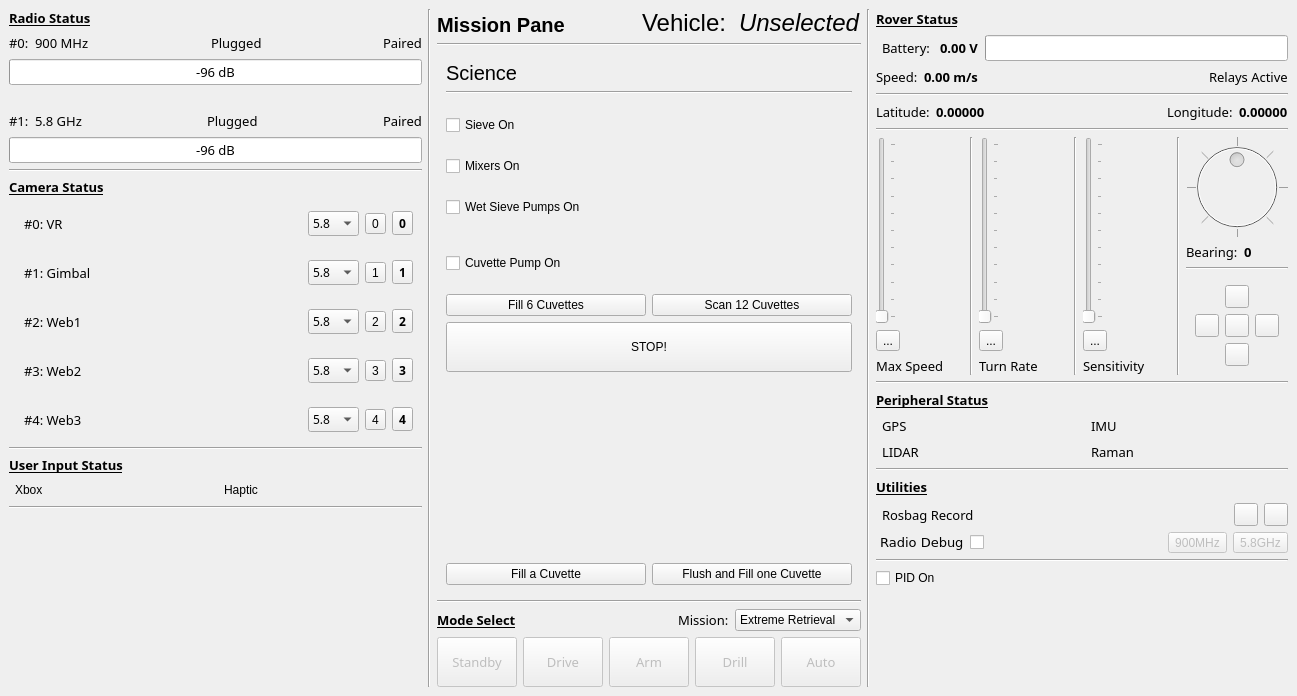
This is scripts/gui/main.ui in NovaRoverTeam/base_station as Qt 5 draws it before an edit. The edited form follows.
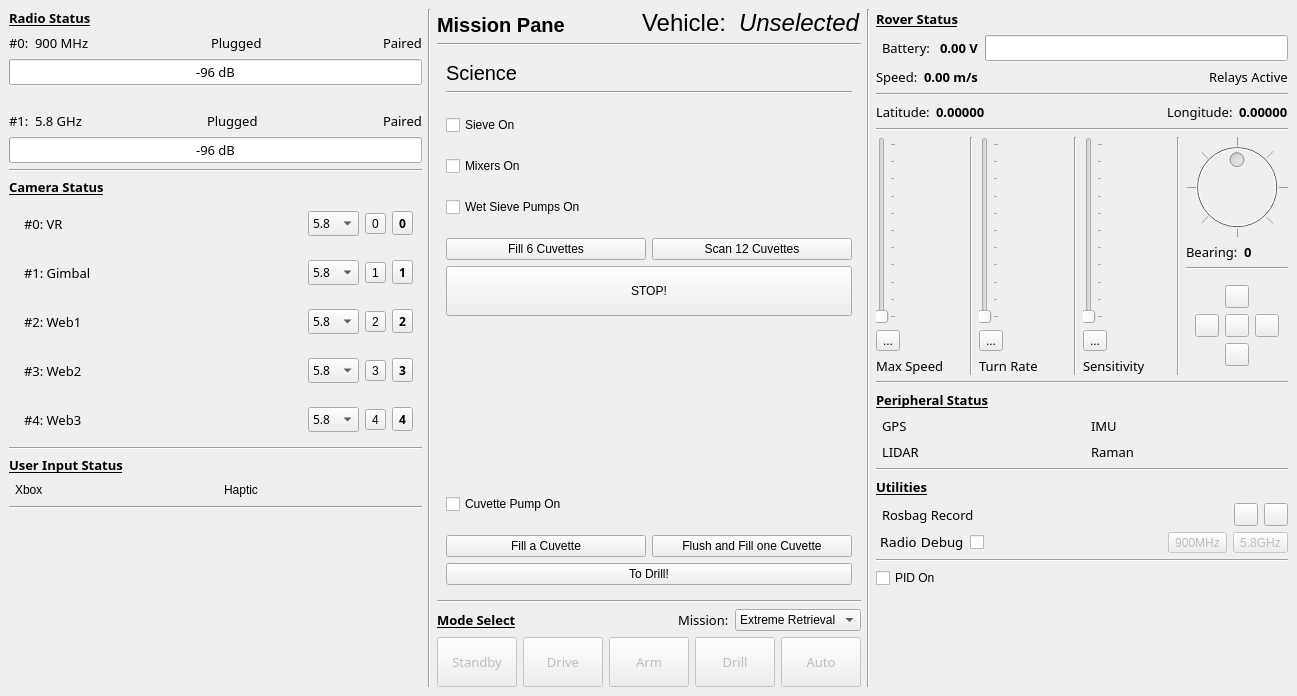
This is the edited form. The open tabs and pages were chosen to show the change. Icons and pictures are not drawn. Custom widgets are drawn as their Qt base class.

The edit to the form file:
```diff
--- a/scripts/gui/main.ui
+++ b/scripts/gui/main.ui
@@ -1897,19 +1897,6 @@
                 </property>
                </widget>
               </item>
-              <item>
-               <widget class="QCheckBox" name="checkBox_pump">
-                <property name="minimumSize">
-                 <size>
-                  <width>0</width>
-                  <height>50</height>
-                 </size>
-                </property>
-                <property name="text">
-                 <string>Cuvette Pump On</string>
-                </property>
-               </widget>
-              </item>
               <item>
                <layout class="QHBoxLayout" name="horizontalLayout_30"/>
               </item>
@@ -1971,6 +1958,19 @@
               </property>
              </spacer>
             </item>
+            <item>
+             <widget class="QCheckBox" name="checkBox_pump">
+              <property name="minimumSize">
+               <size>
+                <width>0</width>
+                <height>50</height>
+               </size>
+              </property>
+              <property name="text">
+               <string>Cuvette Pump On</string>
+              </property>
+             </widget>
+            </item>
             <item>
              <layout class="QHBoxLayout" name="horizontalLayout_31">
               <item>
@@ -1995,6 +1995,13 @@
               </item>
              </layout>
             </item>
+            <item>
+             <widget class="QPushButton" name="to_drill">
+              <property name="text">
+               <string>To Drill!</string>
+              </property>
+             </widget>
+            </item>
            </layout>
           </widget>
           <widget class="QWidget" name="page_debug">
```
Left out of the diff: 27 changed lines with no effect on the pictures.
